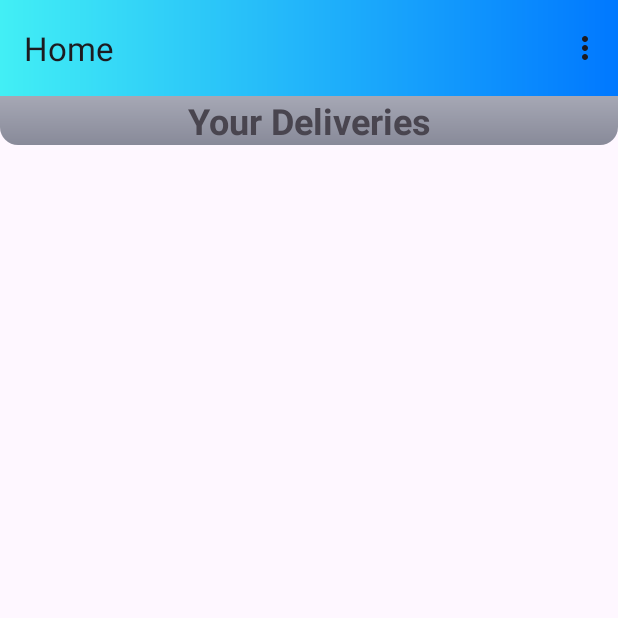
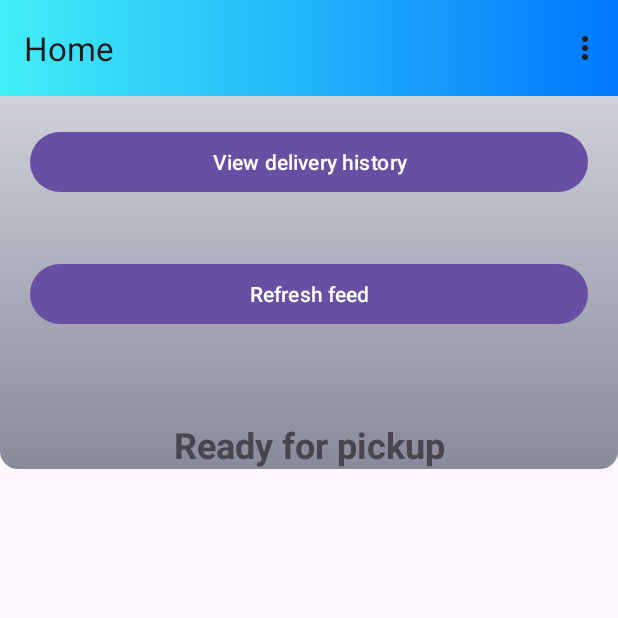
Before and after one commit to COEN-ELEC390/App, an Android app: the screen it shows after launch once a user with an empty profile is signed in (MainActivity), on a phone screen of 412 x 824 dp, the top half of it. Run offline under Robolectric (Android 15) with nearby library versions, the phone set to English and light mode, and no system bars; our stand-ins replace Firebase (no records; nobody signed in at launch, a user with empty details on screens opened directly).

Commit message:
reformatting main activity

```diff
--- a/app/src/main/res/layout/activity_main.xml
+++ b/app/src/main/res/layout/activity_main.xml
@@ -24,16 +24,34 @@
         app:title="Home">
     </androidx.appcompat.widget.Toolbar>
 
+
+
+        <Button
+            android:layout_width="match_parent"
+            android:layout_height="wrap_content"
+            android:id="@+id/viewHistoryButton"
+            android:text="View delivery history"
+            android:layout_margin="20dp">
+
+        </Button>
+        <Button
+            android:layout_width="match_parent"
+            android:layout_height="wrap_content"
+            android:id="@+id/refreshFeedButton"
+            android:text="Refresh feed"
+            android:layout_margin="20dp">
+
+        </Button>
         <TextView
             android:layout_width="match_parent"
             android:layout_height="wrap_content"
             android:gravity="center"
-            android:text="@string/your_deliveries"
+            android:text="Ready for pickup"
             android:textSize="24sp"
             android:textStyle="bold"
-            tools:ignore="TextSizeCheck">
+            tools:ignore="TextSizeCheck"
+            android:layout_marginTop="40dp">
         </TextView>
-
     <ListView
         android:layout_width="match_parent"
         android:layout_height="wrap_content"
--- a/app/src/main/res/layout/fragment_delivery_data.xml
+++ b/app/src/main/res/layout/fragment_delivery_data.xml
@@ -29,7 +29,7 @@
     <TextView
         android:layout_width="match_parent"
         android:layout_height="match_parent"
-        android:text="@string/hello_blank_fragment"
+        android:text=""
         android:textSize="16dp"
         android:id="@+id/pickupDateTV"/>
     <TextView
```
Also changed, not shown: app/src/main/java/com/example/coen390/MainActivity.java (+16 -86 lines).
